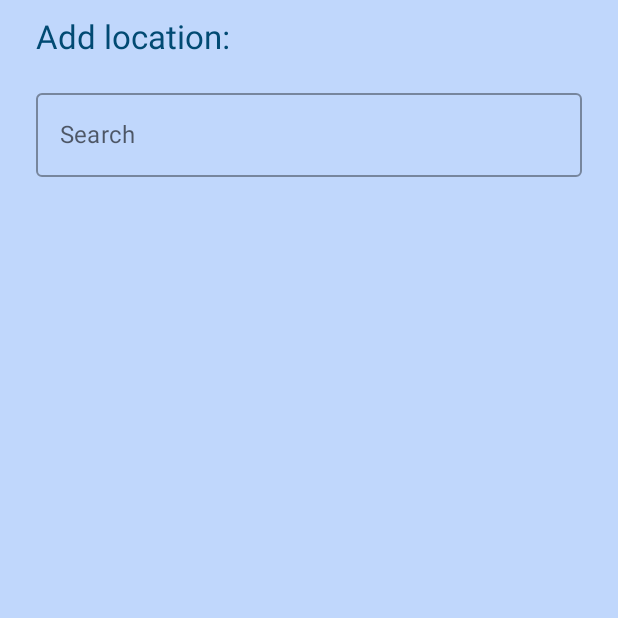
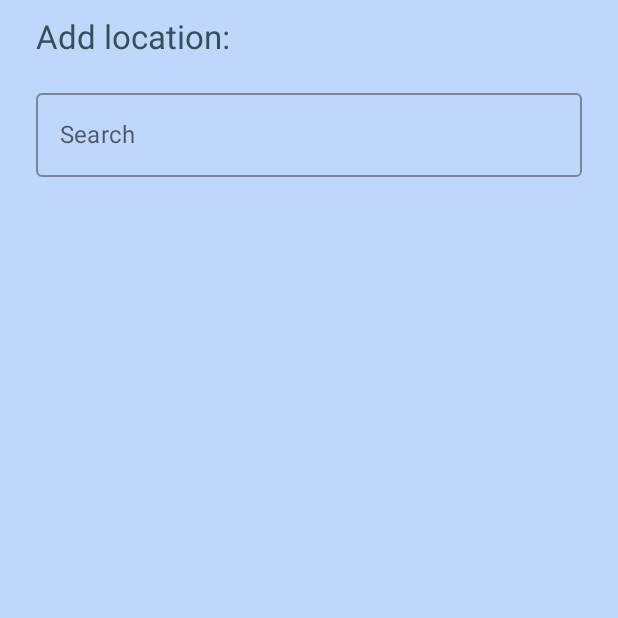
Before and after one commit to roksidarkness/Weather, an Android app built with Jetpack Compose: the screen it shows after launch (MainActivity), on a phone screen of 412 x 824 dp, the top half of it. Run offline under Robolectric (Android 15) with nearby library versions, the phone set to English and light mode, and no system bars; our stand-ins replace Dagger/Hilt's generated code, Room's generated code, accompanist, livedata-compose; 3 statements that could not run were skipped.

Commit message:
Update Weather screen UI

```diff
--- a/app/src/main/java/com/roksidark/weatherforecast/ui/screens/location/LocationViewModel.kt
+++ b/app/src/main/java/com/roksidark/weatherforecast/ui/screens/location/LocationViewModel.kt
@@ -151,7 +151,7 @@ class LocationViewModel @Inject constructor(
                         Constant.API_KEY, it.latitude, it.longitude, PARAMETER_DAYS)
                     _weatherForecastItems.value = data.data
                     _isLoading.value = false
-                    Log.d(TAG, data.city_name)
+                    Log.d(TAG, data.data[0].weather.toString())
                 }
             }
         } catch (error: Exception) {
--- a/app/src/main/java/com/roksidark/weatherforecast/ui/theme/Color.kt
+++ b/app/src/main/java/com/roksidark/weatherforecast/ui/theme/Color.kt
@@ -6,6 +6,7 @@ data class Colors(
     val primaryBackground: Color,
     val secondaryBackground: Color,
     val headerTextColor: Color,
+    val subtitleTextColor: Color,
     val primaryTextColor: Color,
     val backgroundColor: Color
 )
@@ -13,7 +14,8 @@ data class Colors(
 val lightPalette = Colors(
     primaryBackground = Color.White,
     secondaryBackground = Color(0XFFABCBFF),
-    headerTextColor = Color(0xFF3AA4E0),
-    primaryTextColor = Color(0xFF014A73),
+    headerTextColor = Color(0xFF505B5E),
+    subtitleTextColor = Color(0xFF98ACB3),
+    primaryTextColor = Color(0xFF345159),
     backgroundColor = Color(0XFFC0D7FC)
 )
--- a/app/src/main/java/com/roksidark/weatherforecast/utils/Constant.kt
+++ b/app/src/main/java/com/roksidark/weatherforecast/utils/Constant.kt
@@ -7,6 +7,8 @@ object Constant {
     //Base url
     const val BASE_URL = "https://api.weatherbit.io/"
     const val PARAMETER_DAYS = 7
+    const val IMAGE_URL = "https://www.weatherbit.io/static/img/icons/"
+    const val IMAGE_FORMAT = ".png"
 
     //Keys
     const val API_KEY = "618295a878264b99b150d7a5abaccdcb" // trial 1 month // TODO replace to local.properties
```
Also changed, not shown: app/src/main/java/com/roksidark/weatherforecast/ui/screens/weather/WeatherScreen.kt (+49 -17 lines).
